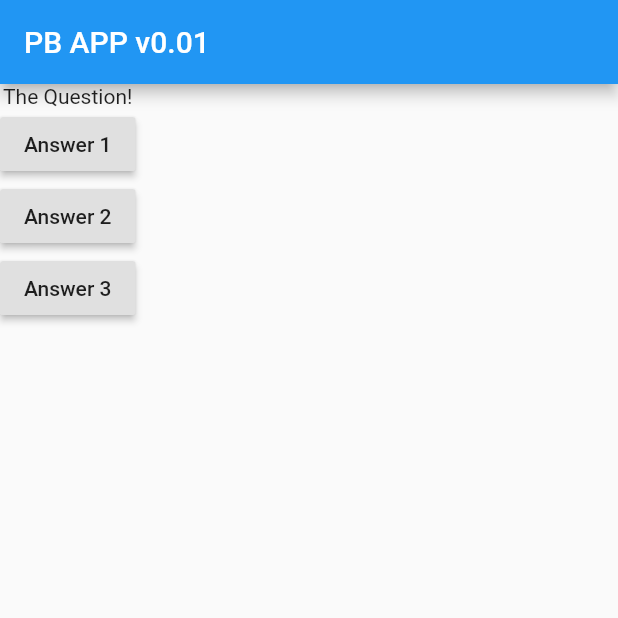
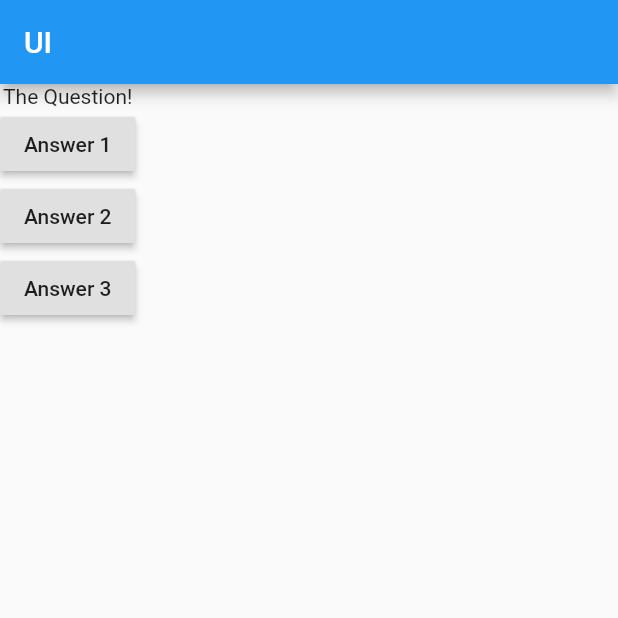
Before and after one commit to aparnadeepa/flutter-1, a Flutter app: the screen it shows after launch, after a tap on "Answer 1", on a phone screen of 412 x 824 dp, the top half of it. Run offline on Flutter 3.47's test engine with Material 2 defaults, Android fonts, the phone set to English and light mode, and no system bars.

Commit message:
Update main.dart

```diff
--- a/lib/main.dart
+++ b/lib/main.dart
@@ -8,18 +8,18 @@ void main() => runApp(MyApp());
 
 class MyApp extends StatelessWidget {
   void answerQuestion() {
-    print('Answer Kitti');
+    print('Answer');
   }
 
   Widget build(BuildContext context) {
     var questions = [
-      "Wassup Nigga ? ",
-      "Are u k?",
+      "what is your name ? ",
+      "how are you?",
     ];
     return MaterialApp(
       home: Scaffold(
         appBar: AppBar(
-          title: Text('PB APP v0.01'),
+          title: Text('UI'),
         ),
         body: Column(
           children: [
@@ -30,11 +30,11 @@ class MyApp extends StatelessWidget {
             ),
             RaisedButton(
               child: Text('Answer 2'),
-              onPressed: () => print('Answer2 kitti'),
+              onPressed: () => print('Answer2'),
             ),
             RaisedButton(
               child: Text('Answer 3'),
-              onPressed: () => print('Answer3 kitti'),
+              onPressed: () => print('Answer3'),
             ),
           ],
         ),
```
